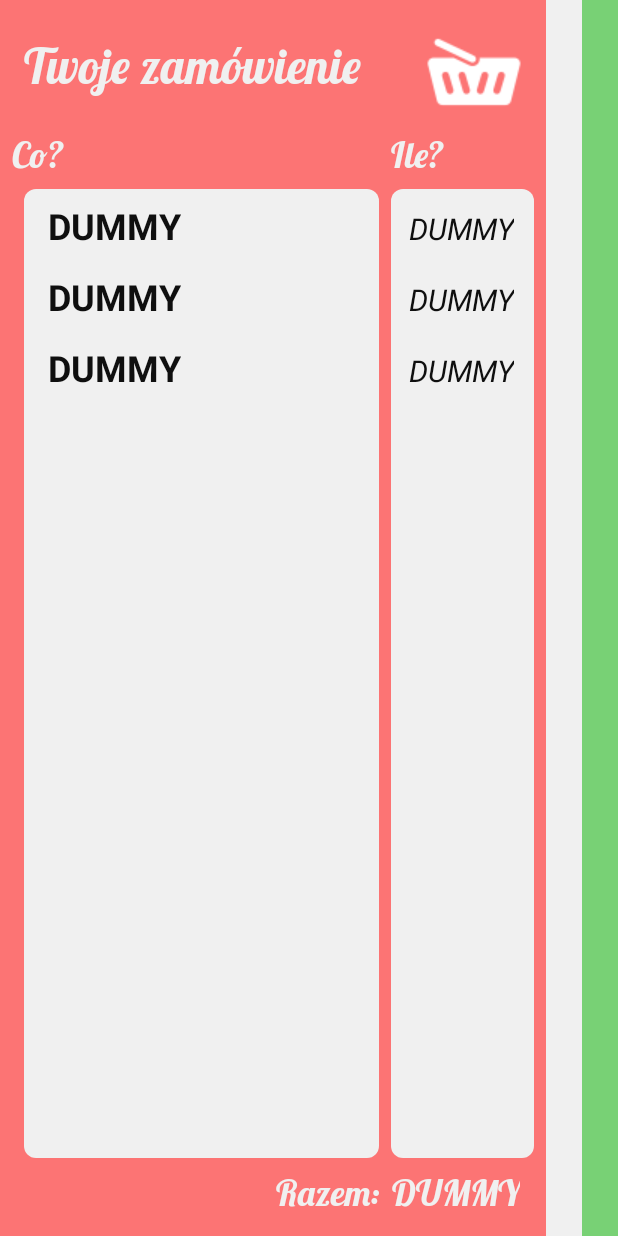
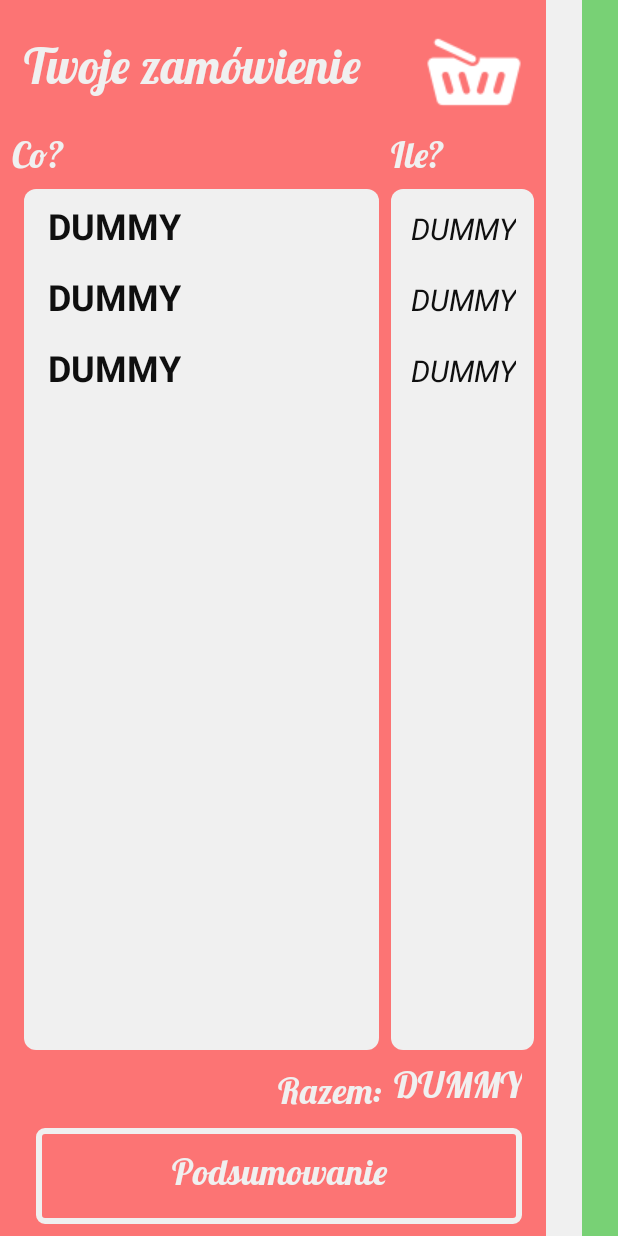
Before and after one commit to Golui/ujio2018, an Android app: the layout basket_preview.xml on its own in the app's theme, with its tools: preview values and no code run, on a phone screen of 412 x 824 dp. Run offline under Robolectric (Android 15) with nearby library versions, the phone set to English and light mode, and no system bars.

Commit message:
Added some buttons

```diff
--- a/Android/app/src/main/res/layout/basket_preview.xml
+++ b/Android/app/src/main/res/layout/basket_preview.xml
@@ -84,20 +84,21 @@
             android:layout_height="wrap_content"
             android:layout_marginBottom="8dp"
             android:layout_marginEnd="8dp"
+            android:layout_marginTop="8dp"
             android:text="@string/in_total"
             android:theme="@style/InfoTextSmall"
-            app:layout_constraintBottom_toBottomOf="parent"
-            app:layout_constraintEnd_toStartOf="@+id/basket_preview_total_price_number" />
+            app:layout_constraintBottom_toTopOf="@+id/basket_preview_finalize"
+            app:layout_constraintEnd_toStartOf="@+id/basket_preview_total_price_number"
+            app:layout_constraintTop_toTopOf="@+id/basket_preview_total_price_number" />
 
         <View
             android:id="@+id/basket_preview_item_prices"
             android:layout_width="0dp"
             android:layout_height="0dp"
-            android:layout_marginBottom="8dp"
             android:layout_marginEnd="8dp"
             android:layout_marginStart="8dp"
             android:background="@drawable/white_rounded_rect"
-            app:layout_constraintBottom_toTopOf="@+id/basket_preview_total_price"
+            app:layout_constraintBottom_toBottomOf="@+id/basket_preview_items"
             app:layout_constraintEnd_toEndOf="parent"
             app:layout_constraintStart_toEndOf="@+id/basket_preview_items"
             app:layout_constraintTop_toTopOf="@+id/basket_preview_items" />
@@ -110,7 +111,7 @@
             android:layout_marginStart="16dp"
             android:layout_marginTop="8dp"
             android:background="@drawable/white_rounded_rect"
-            app:layout_constraintBottom_toTopOf="@+id/basket_preview_total_price"
+            app:layout_constraintBottom_toTopOf="@+id/basket_preview_total_price_number"
             app:layout_constraintStart_toStartOf="parent"
             app:layout_constraintTop_toBottomOf="@+id/basket_preview_price"
             app:layout_constraintWidth_percent="0.65" />
@@ -119,13 +120,12 @@
             android:id="@+id/basket_preview_scroll"
             android:layout_width="0dp"
             android:layout_height="0dp"
-            android:layout_marginBottom="8dp"
-            android:layout_marginEnd="1dp"
             android:background="@android:color/transparent"
             android:cacheColorHint="@android:color/transparent"
             android:divider="@android:color/transparent"
-            app:layout_constraintBottom_toTopOf="@+id/basket_preview_total_price"
+            app:layout_constraintBottom_toBottomOf="@+id/basket_preview_items"
             app:layout_constraintEnd_toEndOf="@+id/basket_preview_item_prices"
+            app:layout_constraintHorizontal_bias="1.0"
             app:layout_constraintStart_toStartOf="@+id/basket_preview_items"
             app:layout_constraintTop_toTopOf="@+id/basket_preview_items"
             tools:listitem="@layout/basket_preview_item">
@@ -140,8 +140,22 @@
             android:layout_marginEnd="8dp"
             android:text="@string/dummy_descr"
             android:theme="@style/InfoTextSmall"
+            app:layout_constraintBottom_toTopOf="@+id/basket_preview_finalize"
+            app:layout_constraintEnd_toEndOf="@+id/basket_preview_scroll" />
+
+        <Button
+            android:id="@+id/basket_preview_finalize"
+            android:layout_width="0dp"
+            android:layout_height="64dp"
+            android:layout_marginBottom="8dp"
+            android:layout_marginEnd="8dp"
+            android:layout_marginStart="8dp"
+            android:background="@drawable/main_button_bg"
+            android:text="@string/finalize_order"
+            android:theme="@style/HollowButton"
             app:layout_constraintBottom_toBottomOf="parent"
-            app:layout_constraintEnd_toEndOf="@+id/basket_preview_scroll" />
+            app:layout_constraintEnd_toEndOf="@+id/basket_preview_scroll"
+            app:layout_constraintStart_toStartOf="@+id/basket_preview_scroll" />
 
     </android.support.constraint.ConstraintLayout>
 
--- a/Android/app/src/main/res/layout/payment.xml
+++ b/Android/app/src/main/res/layout/payment.xml
@@ -1,7 +1,6 @@
 <?xml version="1.0" encoding="utf-8"?>
 <android.support.constraint.ConstraintLayout xmlns:android="http://schemas.android.com/apk/res/android"
     xmlns:app="http://schemas.android.com/apk/res-auto"
-    xmlns:tools="http://schemas.android.com/tools"
     android:layout_width="match_parent"
     android:layout_height="match_parent"
     android:background="@color/primary">
@@ -124,10 +123,12 @@
             android:id="@+id/imageView4"
             android:layout_width="wrap_content"
             android:layout_height="wrap_content"
+            android:layout_marginBottom="8dp"
             android:layout_marginEnd="8dp"
             android:layout_marginStart="8dp"
             android:layout_marginTop="8dp"
             android:contentDescription="@string/dummy_descr"
+            app:layout_constraintBottom_toBottomOf="parent"
             app:layout_constraintEnd_toEndOf="parent"
             app:layout_constraintStart_toStartOf="parent"
             app:layout_constraintTop_toBottomOf="@+id/order3"
--- a/Android/app/src/main/res/values/strings.xml
+++ b/Android/app/src/main/res/values/strings.xml
@@ -35,7 +35,9 @@
     <string name="order_placed">Dziękujemy\nza zamówienie!\njuż się za nie zabieramy 😉</string>
     <string name="go_home_you_are_drunk">Wróć do strony początkowej</string>
     <string name="add_to_basket">Dodaj do koszyka</string>
+    <string name="add_address">Wprowadź adres</string>
     <string name="cancel_order">Anuluj zamówienie 😢</string>
+    <string name="finalize_order">Podsumowanie</string>
     <string-array name="statuses">
         <item>Magiczny status którego nie powinieneś widzieć</item>
         <item>W realizacji</item>
```
Also changed, not shown: Android/app/src/main/res/layout/activity_main.xml (+14 -3 lines).
